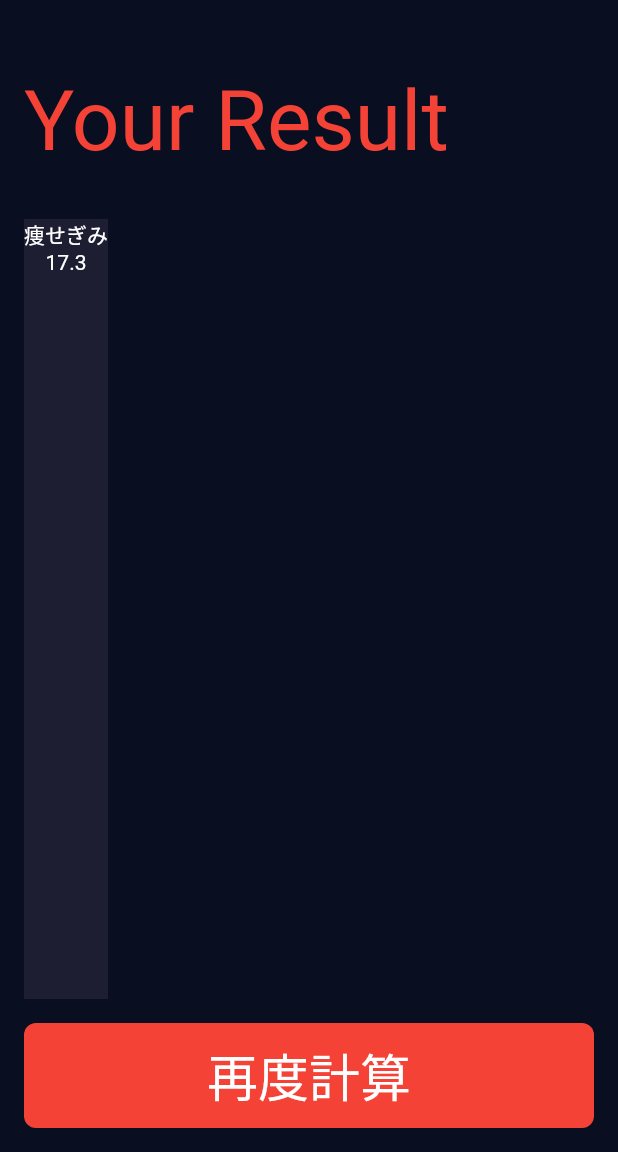
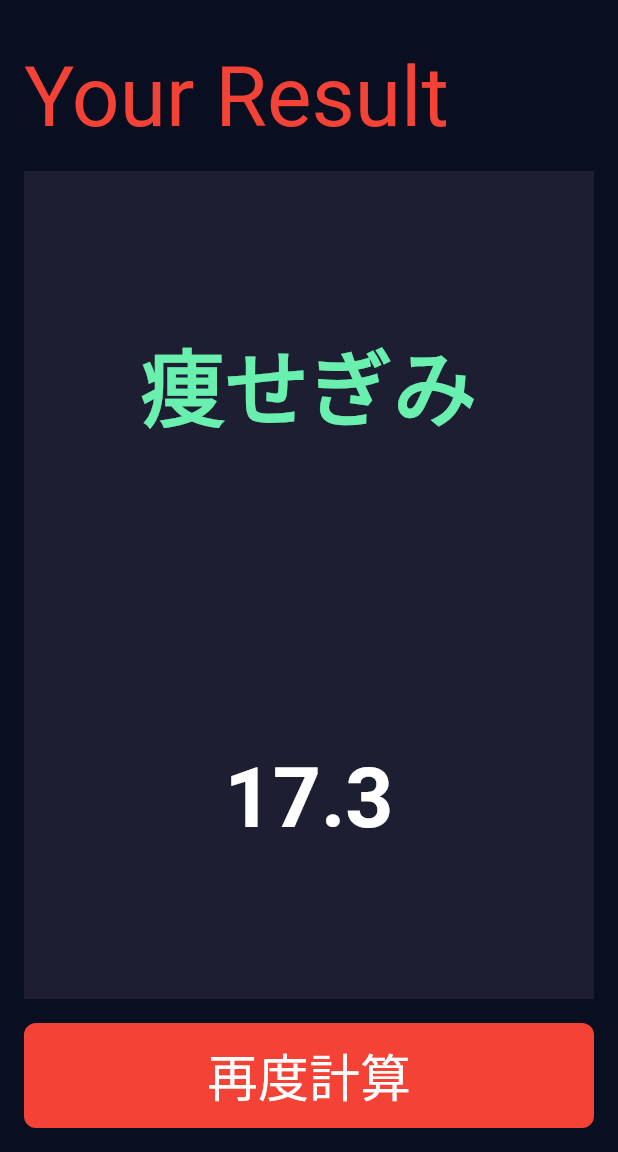
Before and after one commit to gentaro-wf/bmi_calculator, a Flutter app: the ResultScreen screen opened directly, on a phone screen of 412 x 824 dp, the part 84-1236 px from its top. Run offline on Flutter 3.47's test engine with Material 2 defaults, Android fonts, the phone set to English and light mode, and no system bars; our stand-ins replace flutter_riverpod.

Commit message:
結果画面のレイアウト更新

```diff
--- a/lib/src/screens/result_screen.dart
+++ b/lib/src/screens/result_screen.dart
@@ -1,21 +1,17 @@
-import 'package:bmi_calculator/src/constraints/constants.dart';
-import 'package:bmi_calculator/src/models/bmi_result.dart';
-import 'package:bmi_calculator/src/models/person_info.dart';
+import 'package:bmi_calculator/src/screens/widgets/result_view.dart';
+import 'package:flutter/material.dart';
 import 'package:bmi_calculator/src/screens/widgets/custom_button.dart';
-import 'package:flutter/material.dart';
+import 'package:bmi_calculator/src/screens/widgets/result_title.dart';
 import 'package:bmi_calculator/src/utils/hardcode.dart';
-import 'package:flutter_riverpod/flutter_riverpod.dart';
 
-class ResultScreen extends ConsumerWidget {
+class ResultScreen extends StatelessWidget {
   const ResultScreen({
     super.key,
   });
 
   @override
-  Widget build(BuildContext context, WidgetRef ref) {
-    final height = ref.watch(heightStateProvider);
-    final weight = ref.watch(weightStateProvider);
-    final bmi = BmiResult(height: height, weight: weight);
+  Widget build(BuildContext context) {
+    final orientation = MediaQuery.of(context).orientation;
 
     return Scaffold(
       appBar: AppBar(
@@ -24,27 +20,29 @@ class ResultScreen extends ConsumerWidget {
       body: SafeArea(
         child: Padding(
           padding: const EdgeInsets.all(16.0),
-          child: Column(
+          child: orientation == Orientation.portrait
+              ? Column(
                   crossAxisAlignment: CrossAxisAlignment.start,
+                  children: const [
+                    ResultTitle(),
+                    Expanded(
+                      child: ResultView(),
+                    ),
+                    SizedBox(height: 16.0),
+                    ReCalculateButton(),
+                  ],
+                )
+              : Column(
                   children: [
-              Padding(
-                padding: const EdgeInsets.symmetric(vertical: 32.0),
-                child: Text(
-                  'Your Result'.hardcode,
-                  style: Theme.of(context).textTheme.displayMedium!.copyWith(
-                        color: Colors.red,
+                    Expanded(
+                      child: Row(
+                        children: const [
+                          ResultTitle(),
+                          SizedBox(width: 16.0),
+                          Expanded(
+                            child: ResultView(),
                           ),
-                ),
-              ),
-              Expanded(
-                child: Container(
-                  color: kActiveColor,
-                  child: Column(
-                    children: [
-                      Text(bmi.message),
-                      Text(bmi.result),
                         ],
-                  ),
                       ),
                     ),
                     const SizedBox(height: 16.0),
--- /dev/null
+++ b/lib/src/screens/widgets/result_title.dart
@@ -0,0 +1,21 @@
+import 'package:bmi_calculator/src/utils/hardcode.dart';
+import 'package:flutter/material.dart';
+
+class ResultTitle extends StatelessWidget {
+  const ResultTitle({
+    super.key,
+  });
+
+  @override
+  Widget build(BuildContext context) {
+    return Padding(
+      padding: const EdgeInsets.symmetric(vertical: 16.0),
+      child: Text(
+        'Your Result'.hardcode,
+        style: Theme.of(context).textTheme.displayMedium!.copyWith(
+              color: Colors.red,
+            ),
+      ),
+    );
+  }
+}
--- /dev/null
+++ b/lib/src/screens/widgets/result_view.dart
@@ -0,0 +1,41 @@
+import 'package:flutter/material.dart';
+import 'package:flutter_riverpod/flutter_riverpod.dart';
+import 'package:bmi_calculator/src/constraints/constants.dart';
+import 'package:bmi_calculator/src/models/bmi_result.dart';
+import 'package:bmi_calculator/src/models/person_info.dart';
+
+class ResultView extends ConsumerWidget {
+  const ResultView({
+    super.key,
+  });
+
+  @override
+  Widget build(BuildContext context, WidgetRef ref) {
+    final height = ref.watch(heightStateProvider);
+    final weight = ref.watch(weightStateProvider);
+    final bmi = BmiResult(height: height, weight: weight);
+
+    return Container(
+      color: kActiveColor,
+      width: double.infinity,
+      child: Column(
+        mainAxisAlignment: MainAxisAlignment.spaceAround,
+        children: [
+          Text(
+            bmi.message,
+            style: Theme.of(context).textTheme.displayMedium!.copyWith(
+                  color: Colors.greenAccent,
+                  fontWeight: FontWeight.bold,
+                ),
+          ),
+          Text(
+            bmi.result,
+            style: Theme.of(context).textTheme.displayMedium!.copyWith(
+                  fontWeight: FontWeight.bold,
+                ),
+          ),
+        ],
+      ),
+    );
+  }
+}
```
Also changed, not shown: lib/main.dart (+5 -3 lines). Lines whose indentation alone changed are shown as unchanged.
